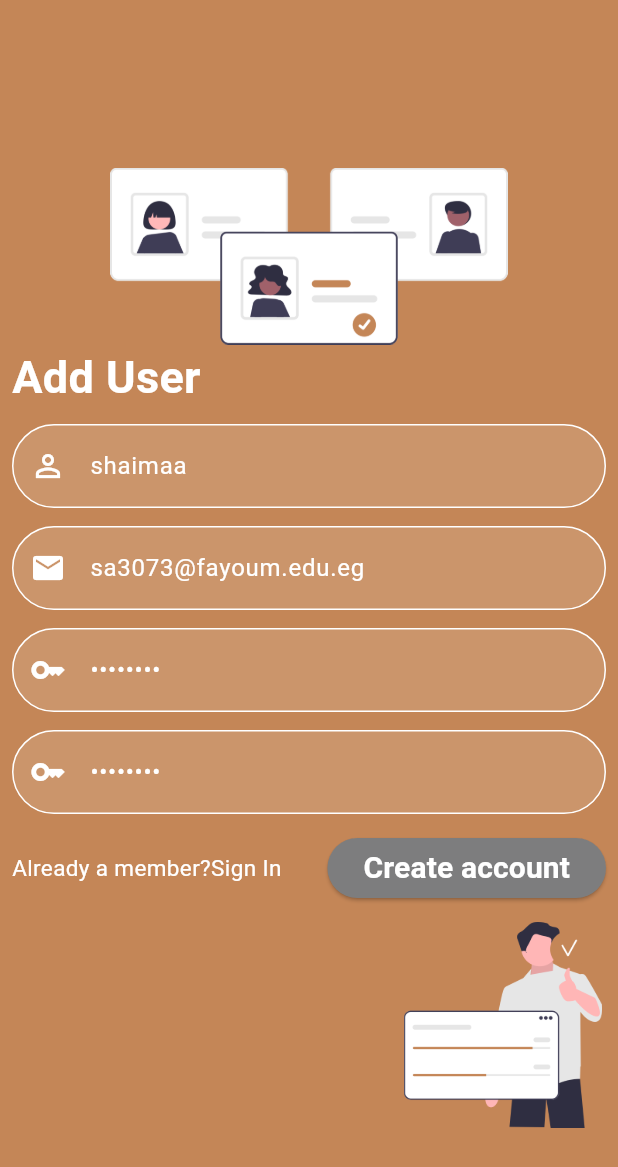
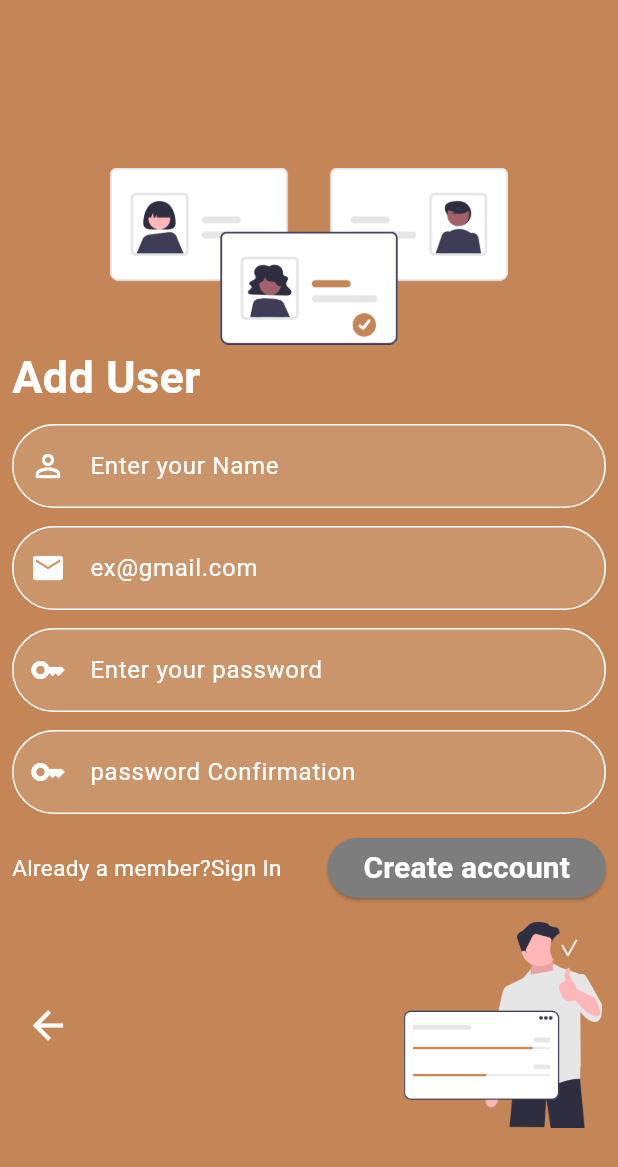
Before and after one commit to Shaimaaabdelmoaen/Smart-home, a Flutter app: the registerScreen screen opened by its route, on a phone screen of 412 x 824 dp. Shown: the top 1167 px of the screen. Run offline on Flutter 3.47's test engine with Material 3 defaults, Android fonts, the phone set to English and light mode, and no system bars; our stand-ins replace email_validator, fluttertoast, get_it, image_picker, local_auth, shared_preferences and 1 more; accounts and stored records are empty; network calls fail.

Commit message:
+final edit

```diff
--- a/lib/UI/Home/drawer/homeDrawer.dart
+++ b/lib/UI/Home/drawer/homeDrawer.dart
@@ -42,7 +42,7 @@ class _homeDrawerState extends State<homeDrawer> {
       builder: (BuildContext context) {
         return AlertDialog(
           title: Text('use this OTP to open door'),
-          content: Text('OTP generation process initiated.'),
+          content: Text('123456',textAlign: TextAlign.center),
           actions: <Widget>[
             TextButton(
               child: Text('Close'),
--- a/lib/UI/Home/drawer/settings/SettingsComponent/Delete user/delete.dart
+++ b/lib/UI/Home/drawer/settings/SettingsComponent/Delete user/delete.dart
@@ -3,6 +3,7 @@ import 'package:flutter/material.dart';
 import 'package:http/http.dart' as http;
 import 'dart:convert';
 import 'package:shared_preferences/shared_preferences.dart';
+import '../../../../../../api/constant.dart';
 import '../userProfile/widgets/appbar_widget.dart';
 
 class UserList extends StatefulWidget {
@@ -60,7 +61,7 @@ class _UserListState extends State<UserList> {
       return;
     }
     final response = await http.delete(
-      Uri.parse('https://4cda-154-178-203-69.ngrok-free.app/api/delete/user'),
+      Uri.parse('${Constant.base_url}delete/user'),
       headers: {
         'Content-Type': 'application/json',
         'Authorization': 'Bearer $token',
--- a/lib/UI/login/loginScreen.dart
+++ b/lib/UI/login/loginScreen.dart
@@ -19,8 +19,8 @@ class loginScreen extends StatelessWidget{
   String userEmail = '';
 
   static const routeName='login';
-  TextEditingController email=TextEditingController(text: 'sa3073@fayoum.edu.eg');
-  TextEditingController password=TextEditingController(text: 'pit%TLB7');
+  TextEditingController email=TextEditingController();
+  TextEditingController password=TextEditingController();
   final GlobalKey<FormState> FormKey = GlobalKey<FormState>();
   @override
   Widget build(BuildContext context) {
--- a/lib/UI/register/registerScreen.dart
+++ b/lib/UI/register/registerScreen.dart
@@ -3,22 +3,24 @@ import 'dart:convert';
 import 'package:flutter/material.dart';
 import 'package:http/http.dart' as http;
 import 'package:shared_preferences/shared_preferences.dart';
+import 'package:smart_home1/UI/Home/drawer/settings/settingsTap.dart';
 import 'package:smart_home1/UI/login/loginScreen.dart';
 import 'package:smart_home1/api/constant.dart';
 import '../../validation/validationUtilts.dart';
+import '../Home/drawer/settings/SettingsComponent/userProfile/profile_page.dart';
 import '../components/customFormField.dart';
 
 class registerScreen extends StatelessWidget {
   static const routeName = 'register';
 
   TextEditingController nameController =
-  TextEditingController(text: 'shaimaa');
+  TextEditingController();
   TextEditingController emailController =
-  TextEditingController(text: 'sa3073@fayoum.edu.eg');
+  TextEditingController();
   TextEditingController passwordController = TextEditingController(
-      text: 'pit%TLB7');
+      );
   TextEditingController password_confirmationController =
-  TextEditingController(text: 'pit%TLB7');
+  TextEditingController();
   final GlobalKey<FormState> formKey = GlobalKey<FormState>();
 
   @override
@@ -165,8 +167,10 @@ class registerScreen extends StatelessWidget {
                         mainAxisAlignment: MainAxisAlignment.spaceBetween,
                         children: [
                           IconButton(
-                              onPressed: (){},
-                              icon: Icon(Icons.arrow_back_sharp)),
+                              onPressed: (){
+                                Navigator.pushNamed(context, settingsTap.routeName);
+                              },
+                              icon: Icon(Icons.arrow_back_sharp,color: Colors.white,)),
                           Image.asset(
                             'assets/images/undraw_join_re_w1lh.png',
                             width: screenWidth/3,
--- a/lib/api/ApiManager.dart
+++ b/lib/api/ApiManager.dart
@@ -159,7 +159,7 @@ class APIManager {
     if (token == null) {
       return;
     }
-    final String apiUrl = 'https://4cda-154-178-203-69.ngrok-free.app/api/door';
+    final String apiUrl = '${Constant.base_url}door';
     print("apiUrl");
     final headers = {
       'Content-Type': 'application/json',
--- a/lib/api/constant.dart
+++ b/lib/api/constant.dart
@@ -1,3 +1,3 @@
 class Constant {
-  static const String base_url = "https://4cda-154-178-203-69.ngrok-free.app/api/";
+  static const String base_url = "https://f682-41-46-48-53.ngrok-free.app/api/";
 }
--- a/lib/main.dart
+++ b/lib/main.dart
@@ -20,7 +20,6 @@ import 'UI/Home/drawer/settings/SettingsComponent/Delete user/delete.dart';
 import 'UI/Home/drawer/settings/SettingsComponent/chandePassword.dart';
 import 'UI/Home/drawer/settings/SettingsComponent/userProfile/pages/edit_name.dart';
 import 'UI/Home/drawer/settings/SettingsComponent/userProfile/profile_page.dart';
-import 'UI/Home/drawer/settings/generate_otp.dart';
 import 'UI/forgetPassword/resetPassword.dart';
 
 //final GetIt getIt = GetIt.instance;
@@ -66,8 +65,6 @@ class MyApp extends StatelessWidget {
         IPWebcamScreen.routeName:(_)=>IPWebcamScreen(),
         UserList.routeName:(_)=>UserList(),
         ProfilePage.routeName:(_)=>ProfilePage(),
-        OtpPage.routeName:(_)=>OtpPage(),
-
         //checkEmail.routename:(_)=>checkEmail(),
         //SetNewPasswordPage.routename:(_)=>SetNewPasswordPage()
       },
```
Also changed, not shown: lib/UI/Home/SmartDevices/smartDivicesSection.dart (+4 -4 lines), lib/UI/Home/drawer/settings/generate_otp.dart (deleted, +0 -79 lines), lib/UI/Home/homeScreen.dart (+0 -32 lines), lib/UI/Home/SmartDevices/smartDevicesBox.dart (line endings or trailing spaces).
